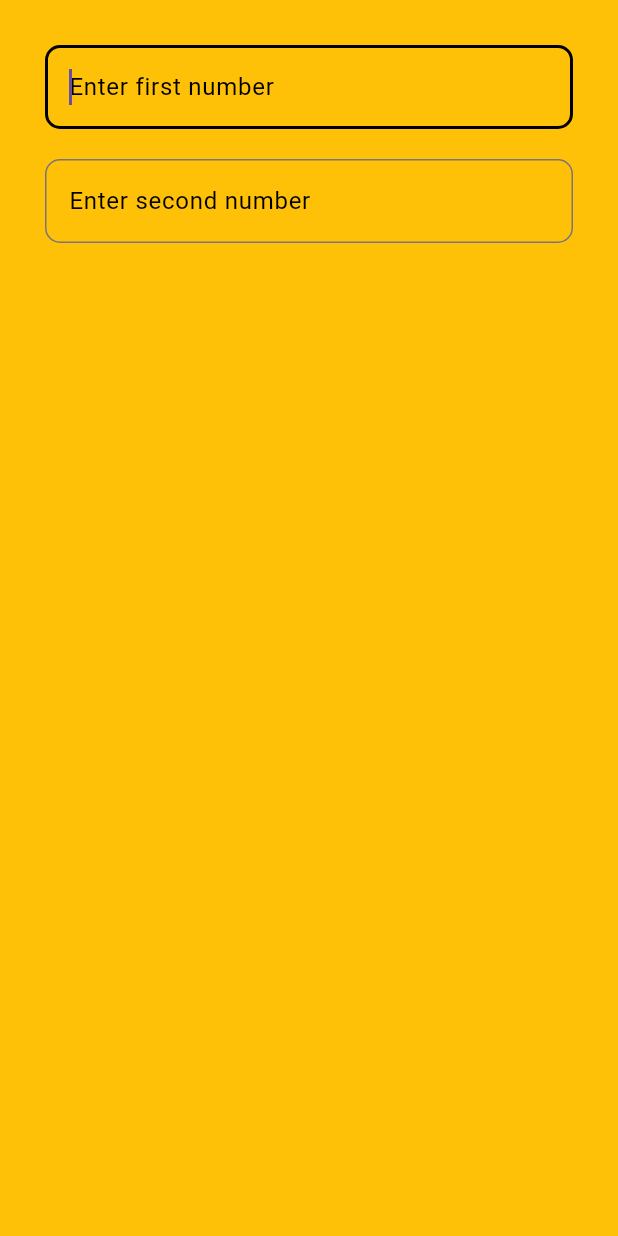
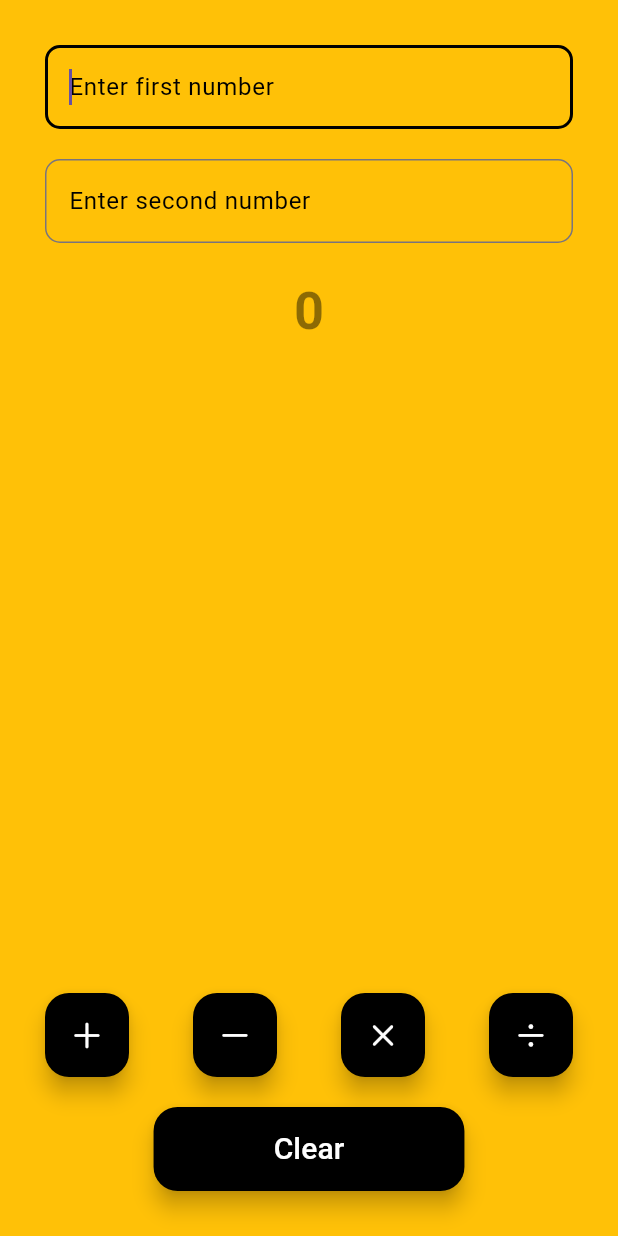
Before and after one commit to FahadMehboob/practice_test, a Flutter app: the screen it shows after launch, on a phone screen of 412 x 824 dp. Run offline on Flutter 3.47's test engine with Material 3 defaults, Android fonts, the phone set to English and light mode, and no system bars.

Commit message:
calculator done

```diff
--- a/lib/views/calculator_view.dart
+++ b/lib/views/calculator_view.dart
@@ -1,24 +1,185 @@
+import 'package:flutter/cupertino.dart';
 import 'package:flutter/material.dart';
 
-class CalculatorView extends StatelessWidget {
+class CalculatorView extends StatefulWidget {
   const CalculatorView({super.key});
 
   @override
+  State<CalculatorView> createState() => _CalculatorViewState();
+}
+
+class _CalculatorViewState extends State<CalculatorView> {
+  late AppLifecycleListener _listener;
+  num x = 0, y = 0, z = 0;
+  TextEditingController displayOne = TextEditingController();
+  TextEditingController displayTwo = TextEditingController();
+
+  @override
+  void initState() {
+    // TODO: implement initState
+    super.initState();
+    _listener = AppLifecycleListener(
+      onShow: _onShow,
+      onResume: _onResume,
+      onInactive: _onInactive,
+      onHide: _onHide,
+      onPause: _onPause,
+      onRestart: _onRestart,
+      onDetach: _onDetach,
+      onStateChange: _onStateChange,
+    );
+  }
+
+  void _onShow() {
+    print("On Show Called");
+  }
+
+  void _onHide() {
+    print("On Hide Called");
+  }
+
+  void _onResume() {
+    print("On Resume Called");
+  }
+
+  void _onPause() {
+    print("On Pause Called");
+  }
+
+  void _onDetach() {
+    print("On Detach Called");
+  }
+
+  void _onInactive() {
+    print("On Inactive Called");
+  }
+
+  void _onRestart() {
+    print("on Restart Called");
+  }
+
+  void _onStateChange(AppLifecycleState state) {
+    print("on State Called $state");
+  }
+
+  @override
+  void dispose() {
+    super.dispose();
+
+    displayOne.dispose();
+    displayTwo.dispose();
+    _listener.dispose();
+  }
+
+  @override
   Widget build(BuildContext context) {
-    return const Padding(
-      padding: EdgeInsets.all(30),
+    return Padding(
+      padding: const EdgeInsets.all(30),
       child: Column(
         children: [
           //display
 
           DisplayOne(
+            key: Key("displayOne"),
+            controller: displayOne,
             hint: "Enter first number",
           ),
-          SizedBox(
+          const SizedBox(
             height: 20,
           ),
           DisplayOne(
+            key: Key("displayTwo"),
+            controller: displayTwo,
             hint: "Enter second number",
+          ),
+          const SizedBox(
+            height: 20,
+          ),
+          Text(
+            key: Key("result"),
+            z.toString(),
+            style: const TextStyle(
+                fontSize: 35,
+                fontWeight: FontWeight.bold,
+                color: Colors.black45),
+          ),
+          const Spacer(),
+          Row(
+            mainAxisAlignment: MainAxisAlignment.spaceBetween,
+            children: [
+              FloatingActionButton(
+                backgroundColor: Colors.black,
+                child: const Icon(
+                  CupertinoIcons.add,
+                  color: Colors.white,
+                ),
+                onPressed: () {
+                  setState(() {
+                    z = int.parse(displayOne.value.text) +
+                        int.parse(displayTwo.value.text);
+                  });
+                },
+              ),
+              FloatingActionButton(
+                backgroundColor: Colors.black,
+                child: const Icon(
+                  CupertinoIcons.minus,
+                  color: Colors.white,
+                ),
+                onPressed: () {
+                  setState(() {
+                    z = int.parse(displayOne.value.text) -
+                        int.parse(displayTwo.value.text);
+                  });
+                },
+              ),
+              FloatingActionButton(
+                backgroundColor: Colors.black,
+                child: const Icon(
+                  CupertinoIcons.multiply,
+                  color: Colors.white,
+                ),
+                onPressed: () {
+                  setState(() {
+                    z = int.parse(displayOne.value.text) *
+                        int.parse(displayTwo.value.text);
+                  });
+                },
+              ),
+              FloatingActionButton(
+                backgroundColor: Colors.black,
+                child: const Icon(
+                  CupertinoIcons.divide,
+                  color: Colors.white,
+                ),
+                onPressed: () {
+                  setState(() {
+                    z = int.parse(displayOne.value.text) /
+                        int.parse(displayTwo.value.text);
+                  });
+                },
+              ),
+            ],
+          ),
+          const SizedBox(
+            height: 20,
+          ),
+          FloatingActionButton.extended(
+            extendedPadding: const EdgeInsets.all(80),
+            backgroundColor: Colors.black,
+            onPressed: () {
+              setState(() {
+                x = 0;
+                y = 0;
+                z = 0;
+                displayOne.clear();
+                displayTwo.clear();
+              });
+            },
+            label: const Text(
+              "Clear",
+              style: TextStyle(color: Colors.white, fontSize: 20),
+            ),
           ),
         ],
       ),
@@ -30,12 +191,15 @@ class DisplayOne extends StatelessWidget {
   const DisplayOne({
     super.key,
     required this.hint,
+    required this.controller,
   });
 
   final String? hint;
+  final TextEditingController controller;
   @override
   Widget build(BuildContext context) {
     return TextField(
+      controller: controller,
       keyboardType: TextInputType.number,
       autofocus: true,
       decoration: InputDecoration(
--- a/lib/views/home_view.dart
+++ b/lib/views/home_view.dart
@@ -6,13 +6,11 @@ class HomeView extends StatelessWidget {
 
   @override
   Widget build(BuildContext context) {
-    return Scaffold(
+    return const Scaffold(
       backgroundColor: Colors.amber,
-      body: Builder(builder: (context) {
-        return const SafeArea(
-          child: CalculatorView(),
-        );
-      }),
+      body: SafeArea(
+        child: CalculatorView(),
+      ),
     );
   }
 }
```
Also changed, not shown: 1 other file.
